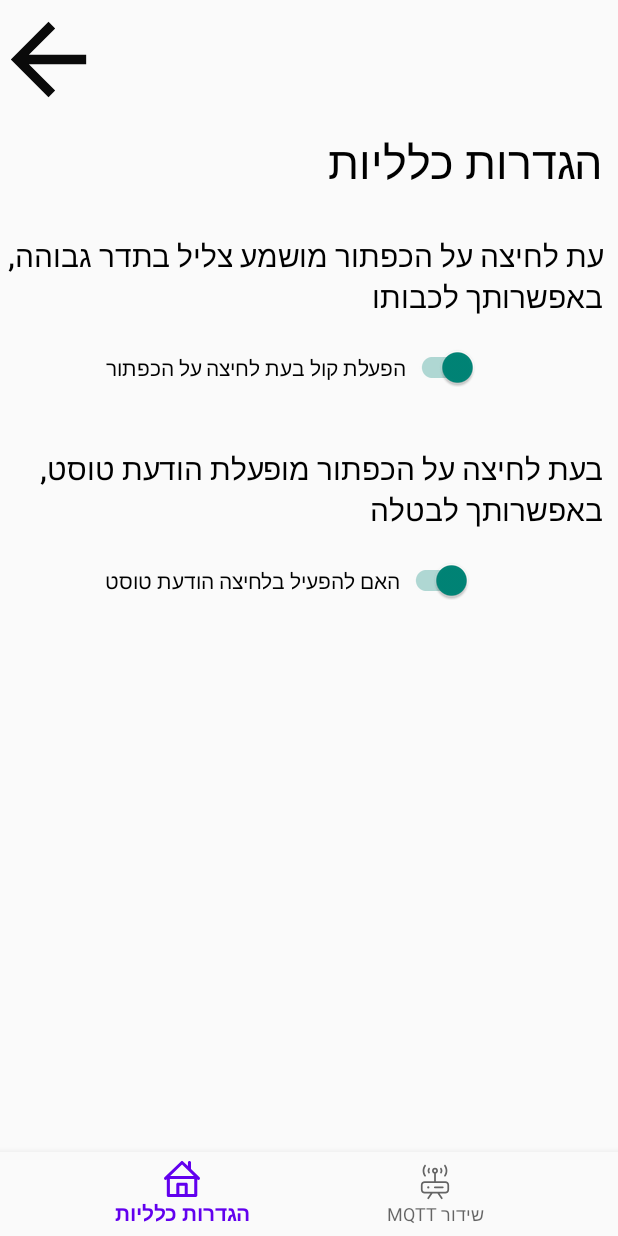
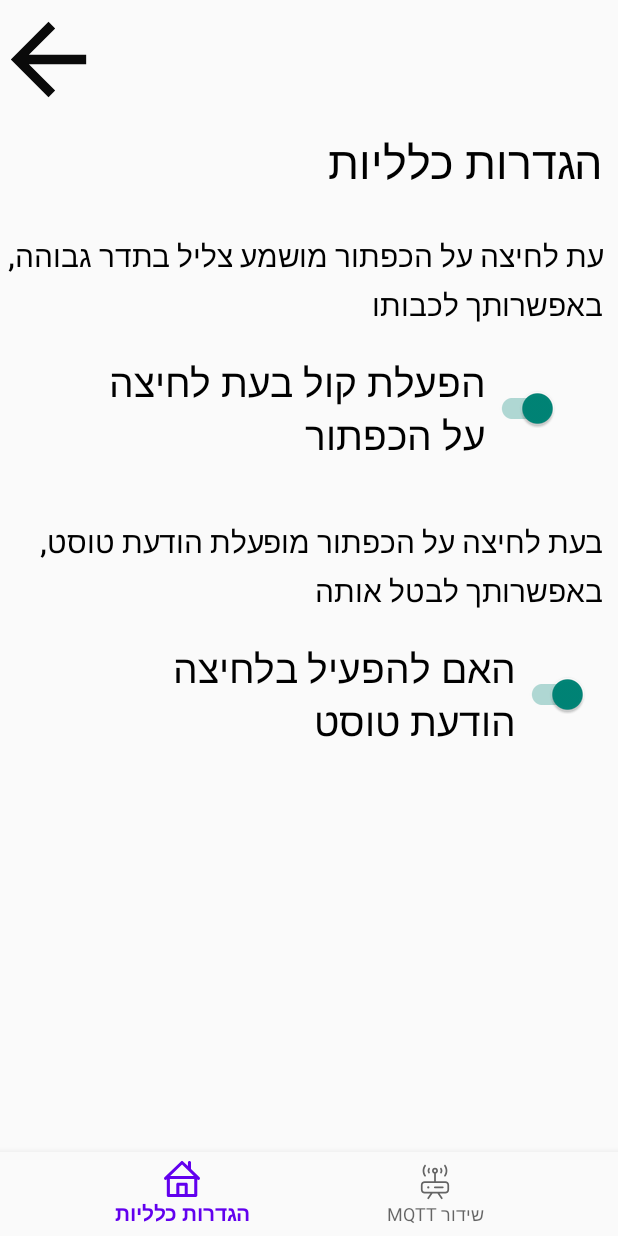
Before and after one commit to amazingProj/PanicButtonApplication, an Android app: the HomeFragment screen opened directly, with no data from a screen before it, on a phone screen of 412 x 824 dp. Run offline under Robolectric (Android 15) with nearby library versions, the phone set to English and light mode, and no system bars.

Commit message:
finish the application ui

```diff
--- a/app/src/main/res/layout/home_fragment.xml
+++ b/app/src/main/res/layout/home_fragment.xml
@@ -36,6 +36,9 @@
         android:layout_width="match_parent"
         android:layout_height="20sp" />
     <TextView
+
+        android:lineSpacingMultiplier="1"
+        android:lineSpacingExtra="5sp"
         android:layout_width="match_parent"
         android:layout_height="wrap_content"
         android:text="עת לחיצה על הכפתור מושמע צליל בתדר גבוהה, באפשרותך לכבותו"
@@ -54,10 +57,12 @@
 
         <com.google.android.material.switchmaterial.SwitchMaterial
             android:layout_marginLeft="70dp"
+            android:layout_marginRight="40sp"
             android:layout_width="wrap_content"
             android:layout_height="match_parent"
             android:layout_gravity="center_horizontal"
             android:checked="true"
+            android:textSize="26sp"
             android:text="@string/home_page_is_alarm" />
     </LinearLayout>
     <Space
@@ -67,9 +72,11 @@
         android:layout_width="match_parent"
         android:layout_height="wrap_content"
         android:fontFamily="@font/roboto"
-        android:text="בעת לחיצה על הכפתור מופעלת הודעת טוסט, באפשרותך לבטלה"
+        android:text="בעת לחיצה על הכפתור מופעלת הודעת טוסט, באפשרותך לבטל אותה"
         android:textColor="@color/black"
         android:textSize="20sp"
+        android:lineSpacingMultiplier="1"
+        android:lineSpacingExtra="5sp"
         android:layout_marginRight="10sp"/>
     <Space
         android:layout_width="match_parent"
@@ -78,11 +85,13 @@
     <LinearLayout
         android:layout_marginLeft="70dp"
         android:layout_marginBottom="20dp"
+        android:layout_marginRight="20sp"
         android:layout_width="match_parent"
         android:layout_height="wrap_content">
         <com.google.android.material.switchmaterial.SwitchMaterial
             android:layout_width="wrap_content"
             android:layout_height="match_parent"
+            android:textSize="26sp"
             android:checked="true"
             android:text="@string/home_page_is_toast_msg"/>
     </LinearLayout>
```
